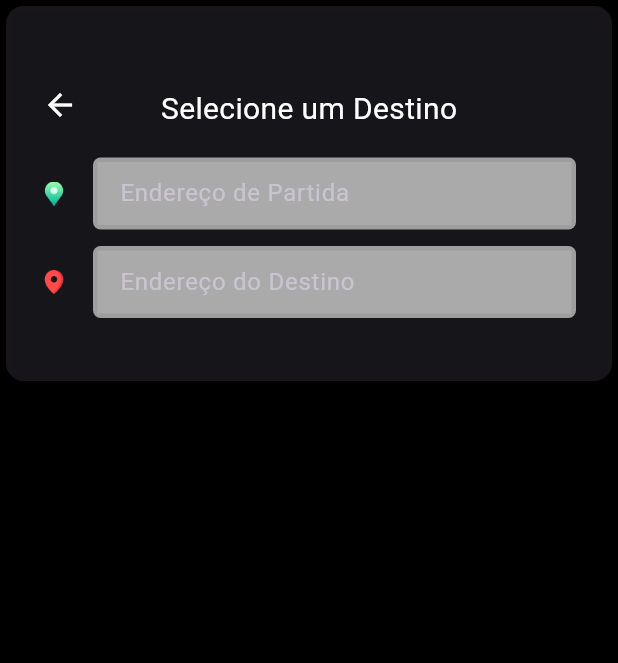
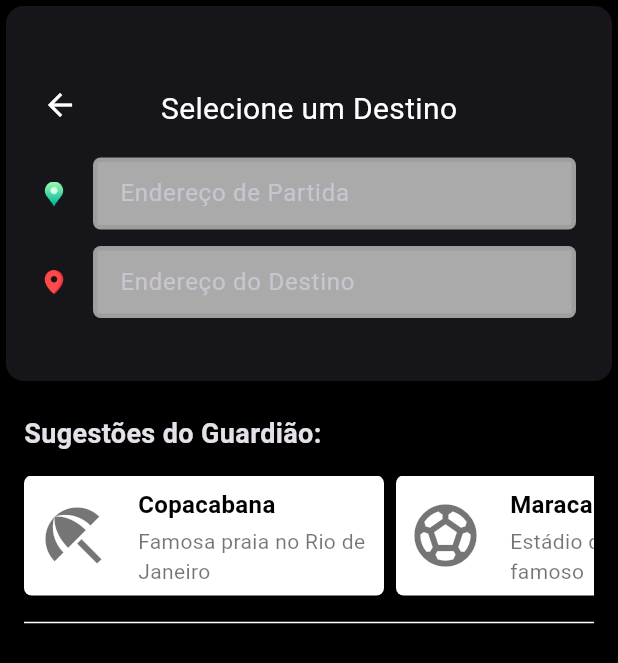
Before and after one commit to devbubup/tank-blindados-user, a Flutter app: the SearchDestinationPage screen opened directly, on a phone screen of 412 x 824 dp. Shown: the top 663 px of the screen. Run offline on Flutter 3.47's test engine with Material 3 defaults, Android fonts, the phone set to English and light mode, and no system bars; our stand-ins replace connectivity_plus, firebase_auth, firebase_core, firebase_database, geolocator, google_maps_flutter and 3 more; missing offline and left inert: flutter_geofire, flutter_polyline_points, flutter_stripe, googleapis; accounts and stored records are empty; key blocks and very long unbroken strings in the code were emptied for the run.

Commit message:
Sugestões Search Destination Page

```diff
--- a/lib/pages/search_destination_page.dart
+++ b/lib/pages/search_destination_page.dart
@@ -11,7 +11,10 @@ import '../widgets/info_dialog.dart';
 import 'package:users_app/models/regions.dart'; // Importar o arquivo regions
 
 class SearchDestinationPage extends StatefulWidget {
-  const SearchDestinationPage({super.key});
+  final String? initialSearchText;
+  final LatLng? predefinedDestinationLatLng;
+
+  const SearchDestinationPage({super.key, this.initialSearchText, this.predefinedDestinationLatLng});
 
   @override
   State<SearchDestinationPage> createState() => _SearchDestinationPageState();
@@ -21,13 +24,29 @@ class _SearchDestinationPageState extends State<SearchDestinationPage> {
   TextEditingController pickUpTextEditingController = TextEditingController();
   TextEditingController destinationTextEditingController = TextEditingController();
   List<PredictionModel> dropOffPredictionsPlacesList = [];
+  List<Map<String, dynamic>> suggestionList = [
+    {"name": "Copacabana", "icon": Icons.beach_access, "description": "Famosa praia no Rio de Janeiro"},
+    {"name": "Maracanã", "icon": Icons.sports_soccer, "description": "Estádio de futebol famoso"},
+    {"name": "Barra Shopping", "icon": Icons.shop, "description": "O maior shopping do Rio de Janeiro"},
+    {"name": "Parque Lage", "icon": Icons.park, "description": "Parque com trilhas e uma mansão histórica"},
+    {"name": "Museu do Amanhã", "icon": Icons.museum, "description": "Museu de ciências futurístico"},
+    {"name": "AquaRio", "icon": Icons.pool, "description": "O maior aquário marinho da América do Sul"},
+  ];
 
   @override
   void initState() {
     super.initState();
-    // Defina o endereço de coleta inicial no controlador de texto
     String userAddress = Provider.of<MyAppInfo>(context, listen: false).pickUpLocation?.humanReadableAddress ?? "";
     pickUpTextEditingController.text = userAddress;
+
+    if (widget.initialSearchText != null) {
+      destinationTextEditingController.text = widget.initialSearchText!;
+      searchLocation(widget.initialSearchText!); // Perform search with initial search text
+    }
+
+    if (widget.predefinedDestinationLatLng != null) {
+      // Handle predefined destination logic if necessary
+    }
   }
 
   searchLocation(String locationName) async {
@@ -210,7 +229,100 @@ class _SearchDestinationPageState extends State<SearchDestinationPage> {
               ),
             ),
 
-            (dropOffPredictionsPlacesList.length > 0)
+            if (suggestionList.isNotEmpty)
+              Padding(
+                padding: const EdgeInsets.symmetric(vertical: 8, horizontal: 16),
+                child: Column(
+                  crossAxisAlignment: CrossAxisAlignment.start,
+                  children: [
+                    const SizedBox(height: 10),
+                    const Text(
+                      'Sugestões do Guardião:',
+                      style: TextStyle(
+                        fontSize: 18,
+                        fontWeight: FontWeight.bold,
+                      ),
+                    ),
+                    const SizedBox(height: 15),
+                    SizedBox(
+                      height: 80,
+                      child: ListView.builder(
+                        scrollDirection: Axis.horizontal,
+                        itemCount: suggestionList.length,
+                        itemBuilder: (context, index) {
+                          return GestureDetector(
+                            onTap: () {
+                              destinationTextEditingController.text = suggestionList[index]['name'];
+                              searchLocation(suggestionList[index]['name']);
+                            },
+                            child: Container(
+                              width: 240,
+                              margin: const EdgeInsets.only(right: 8),
+                              padding: const EdgeInsets.all(8),
+                              decoration: BoxDecoration(
+                                color: Colors.white,
+                                borderRadius: BorderRadius.circular(5),
+                                boxShadow: [
+                                  BoxShadow(
+                                    color: Colors.black12,
+                                    blurRadius: 5,
+                                    spreadRadius: 0.5,
+                                    offset: Offset(0.7, 0.7),
+                                  ),
+                                ],
+                              ),
+                              child: Row(
+                                children: [
+                                  Icon(
+                                    suggestionList[index]['icon'],
+                                    color: Colors.black54,
+                                    size: 50,
+                                  ),
+                                  const SizedBox(width: 18),
+                                  Expanded(
+                                    child: Column(
+                                      crossAxisAlignment: CrossAxisAlignment.start,
+                                      mainAxisAlignment: MainAxisAlignment.center,
+                                      children: [
+                                        Text(
+                                          suggestionList[index]['name'],
+                                          style: const TextStyle(
+                                            color: Colors.black,
+                                            fontSize: 16,
+                                            fontWeight: FontWeight.bold,
+                                          ),
+                                        ),
+                                        const SizedBox(height: 3),
+                                        Text(
+                                          suggestionList[index]['description'],
+                                          style: const TextStyle(
+                                            color: Colors.black54,
+                                            fontSize: 14,
+                                          ),
+                                          maxLines: 2,
+                                          overflow: TextOverflow.ellipsis,
+                                        ),
+                                      ],
+                                    ),
+                                  ),
+                                ],
+                              ),
+                            ),
+                          );
+                        },
+                      ),
+                    ),
+                    const SizedBox(height: 10),
+                    const Divider(
+                      color: Colors.white,
+                      thickness: 1,
+                    ),
+                  ],
+                ),
+              ),
+
+            // Exibindo resultados da pesquisa de local
+            (dropOffPredictionsPlacesList.isNotEmpty)
                 ? Padding(
               padding: const EdgeInsets.symmetric(vertical: 8, horizontal: 16),
               child: ListView.separated(
@@ -224,7 +336,7 @@ class _SearchDestinationPageState extends State<SearchDestinationPage> {
                     ),
                   );
                 },
-                separatorBuilder: (BuildContext context, int index) => const SizedBox(height: 2,),
+                separatorBuilder: (BuildContext context, int index) => const SizedBox(height: 2),
                 itemCount: dropOffPredictionsPlacesList.length,
                 shrinkWrap: true,
                 physics: const ClampingScrollPhysics(),
```
